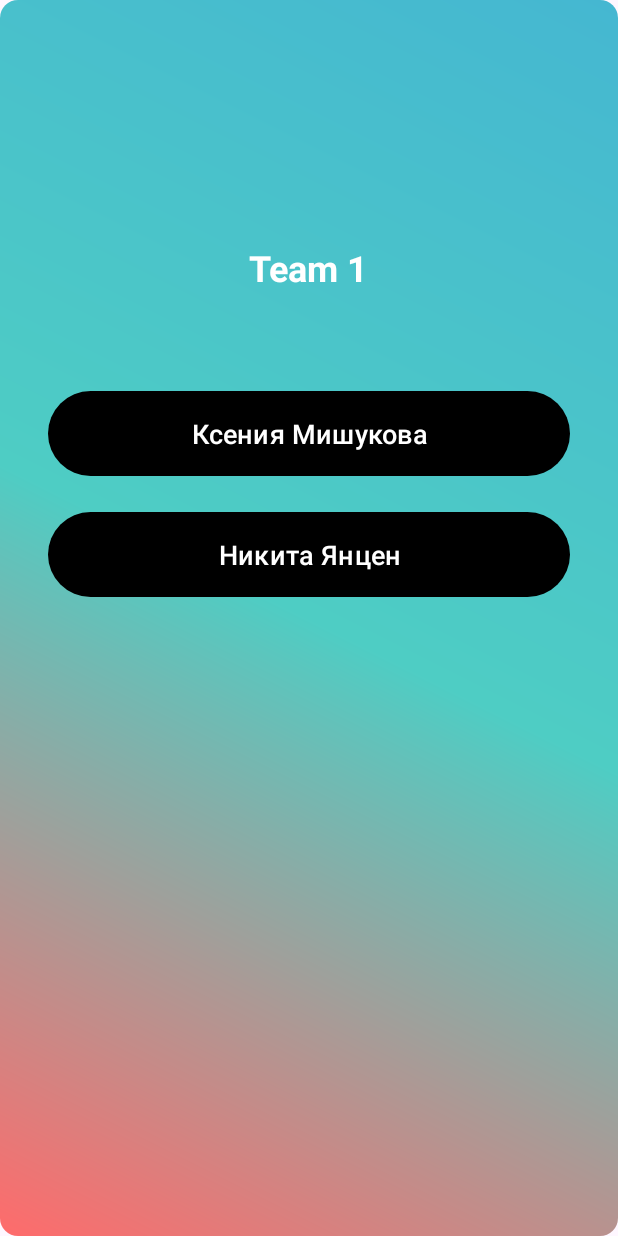
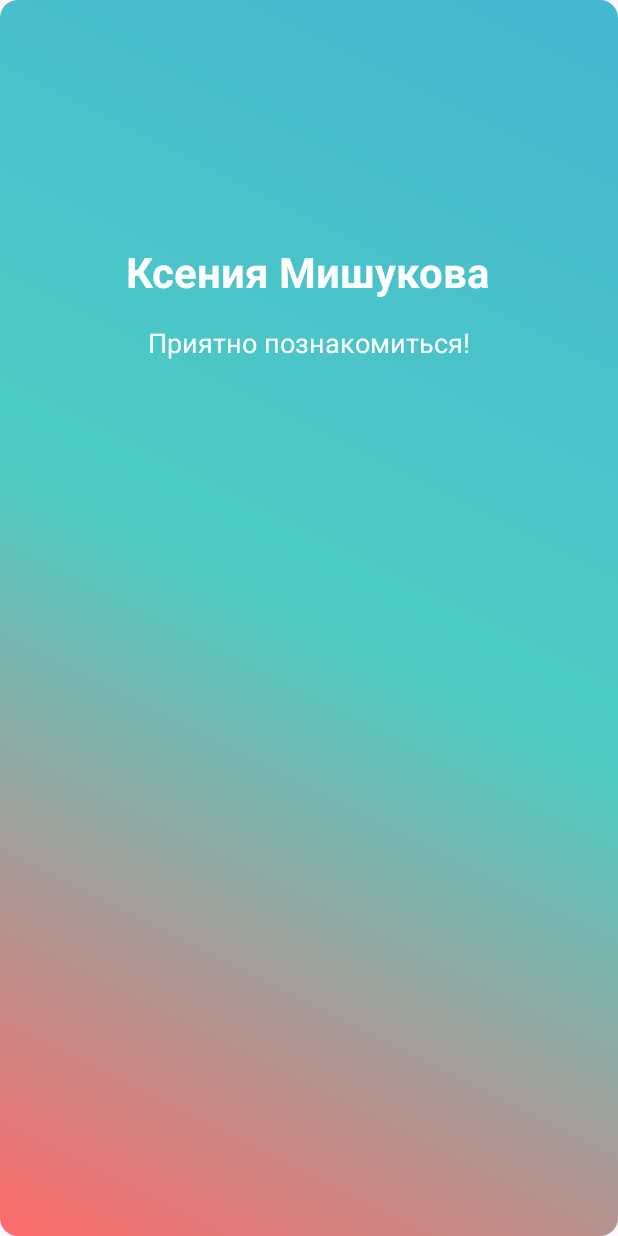
Before and after one commit to KseniyaMishukova/Meeting-Surprise, an Android app: the screen it shows after launch (MainActivity before the commit, ProfileActivity after it), after a tap on "Ксения Мишукова", on a phone screen of 412 x 824 dp. Run offline under Robolectric (Android 15) with nearby library versions, the phone set to English and light mode, and no system bars.

Commit message:
Главный экран + логика для 2-го экрана в Profile и Main

```diff
--- a/app/src/main/AndroidManifest.xml
+++ b/app/src/main/AndroidManifest.xml
@@ -1,6 +1,6 @@
 <?xml version="1.0" encoding="utf-8"?>
 <manifest xmlns:android="http://schemas.android.com/apk/res/android"
-    xmlns:tools="http://schemas.android.com/tools">
+    >
 
     <application
         android:allowBackup="true"
@@ -20,6 +20,7 @@
                 <category android:name="android.intent.category.LAUNCHER" />
             </intent-filter>
         </activity>
+        <activity android:name=".ProfileActivity" />
     </application>
 
 </manifest>
--- a/app/src/main/java/ru/nkyancen/meetingsurprise/MainActivity.kt
+++ b/app/src/main/java/ru/nkyancen/meetingsurprise/MainActivity.kt
@@ -1,9 +1,11 @@
 package ru.nkyancen.meetingsurprise
 
+import android.content.Intent
 import android.os.Bundle
 import android.widget.Button
 import android.widget.Toast
 import androidx.appcompat.app.AppCompatActivity
+import kotlin.random.Random
 
 class MainActivity : AppCompatActivity() {
 
@@ -11,17 +13,30 @@ class MainActivity : AppCompatActivity() {
         super.onCreate(savedInstanceState)
         setContentView(R.layout.activity_main)
 
-        // Находим кнопки по id
         val kseniaButton = findViewById<Button>(R.id.buttonKsenia)
         val nikitaButton = findViewById<Button>(R.id.buttonNikita)
+        val randomButton = findViewById<Button>(R.id.buttonRandom)
 
-        // Обработчики нажатий
         kseniaButton.setOnClickListener {
             Toast.makeText(this, "Привет, Ксения!", Toast.LENGTH_SHORT).show()
+            startProfile("Ксения Мишукова")
         }
 
         nikitaButton.setOnClickListener {
             Toast.makeText(this, "Привет, Никита!", Toast.LENGTH_SHORT).show()
+            startProfile("Никита Янцен")
+        }
+
+        randomButton.setOnClickListener {
+            val candidates = listOf("Ксения Мишукова", "Никита Янцен")
+            val randomName = candidates[Random.nextInt(candidates.size)]
+            startProfile(randomName)
         }
     }
+
+    private fun startProfile(name: String) {
+        val intent = Intent(this, ProfileActivity::class.java)
+        intent.putExtra(ProfileActivity.EXTRA_NAME, name)
+        startActivity(intent)
+    }
 }
--- /dev/null
+++ b/app/src/main/java/ru/nkyancen/meetingsurprise/ProfileActivity.kt
@@ -0,0 +1,21 @@
+package ru.nkyancen.meetingsurprise
+
+import android.os.Bundle
+import android.widget.TextView
+import androidx.appcompat.app.AppCompatActivity
+
+class ProfileActivity : AppCompatActivity() {
+
+    override fun onCreate(savedInstanceState: Bundle?) {
+        super.onCreate(savedInstanceState)
+        setContentView(R.layout.activity_profile)
+
+        val name = intent.getStringExtra(EXTRA_NAME) ?: "Гость"
+        val titleView = findViewById<TextView>(R.id.textName)
+        titleView.text = name
+    }
+
+    companion object {
+        const val EXTRA_NAME = "extra_name"
+    }
+}
--- a/app/src/main/res/layout/activity_main.xml
+++ b/app/src/main/res/layout/activity_main.xml
@@ -39,4 +39,14 @@
         app:backgroundTint="#000000"
         android:textColor="#FFFFFF" />
 
+    <Button
+        android:id="@+id/buttonRandom"
+        android:layout_width="match_parent"
+        android:layout_height="wrap_content"
+        android:text="С кем познакомиться?"
+        android:textSize="18sp"
+        android:padding="3dp"
+        android:layout_marginTop="360dp"
+        app:backgroundTint="#000000"
+        android:textColor="#FFFFFF" />
 </LinearLayout>
--- /dev/null
+++ b/app/src/main/res/layout/activity_profile.xml
@@ -0,0 +1,26 @@
+<LinearLayout xmlns:android="http://schemas.android.com/apk/res/android"
+    android:layout_width="match_parent"
+    android:layout_height="match_parent"
+    android:orientation="vertical"
+    android:padding="32dp"
+    android:gravity="center_horizontal"
+    android:background="@drawable/gradient_background">
+
+    <TextView
+        android:id="@+id/textName"
+        android:layout_width="wrap_content"
+        android:layout_height="wrap_content"
+        android:text="Имя"
+        android:textSize="28sp"
+        android:textStyle="bold"
+        android:layout_marginTop="130dp"
+        android:textColor="#FFFFFF" />
+
+    <TextView
+        android:layout_width="wrap_content"
+        android:layout_height="wrap_content"
+        android:text="Приятно познакомиться!"
+        android:textSize="18sp"
+        android:layout_marginTop="16dp"
+        android:textColor="#FFFFFF" />
+</LinearLayout>
```
